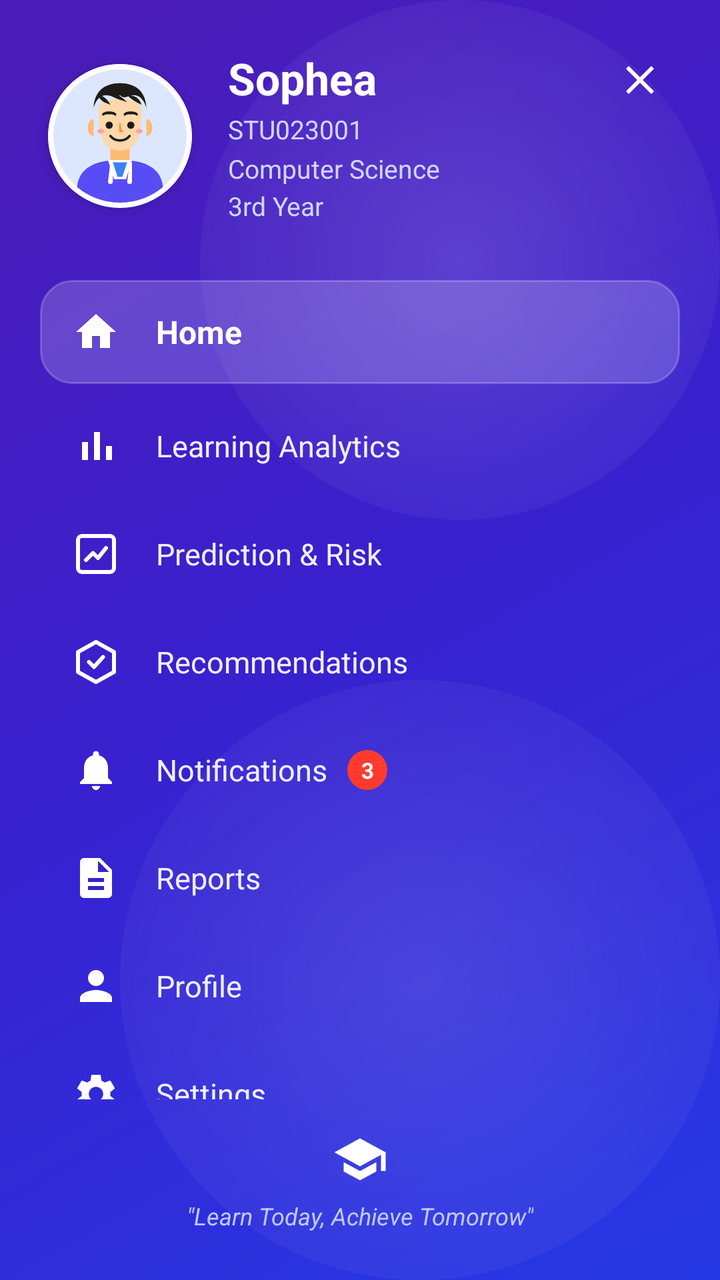
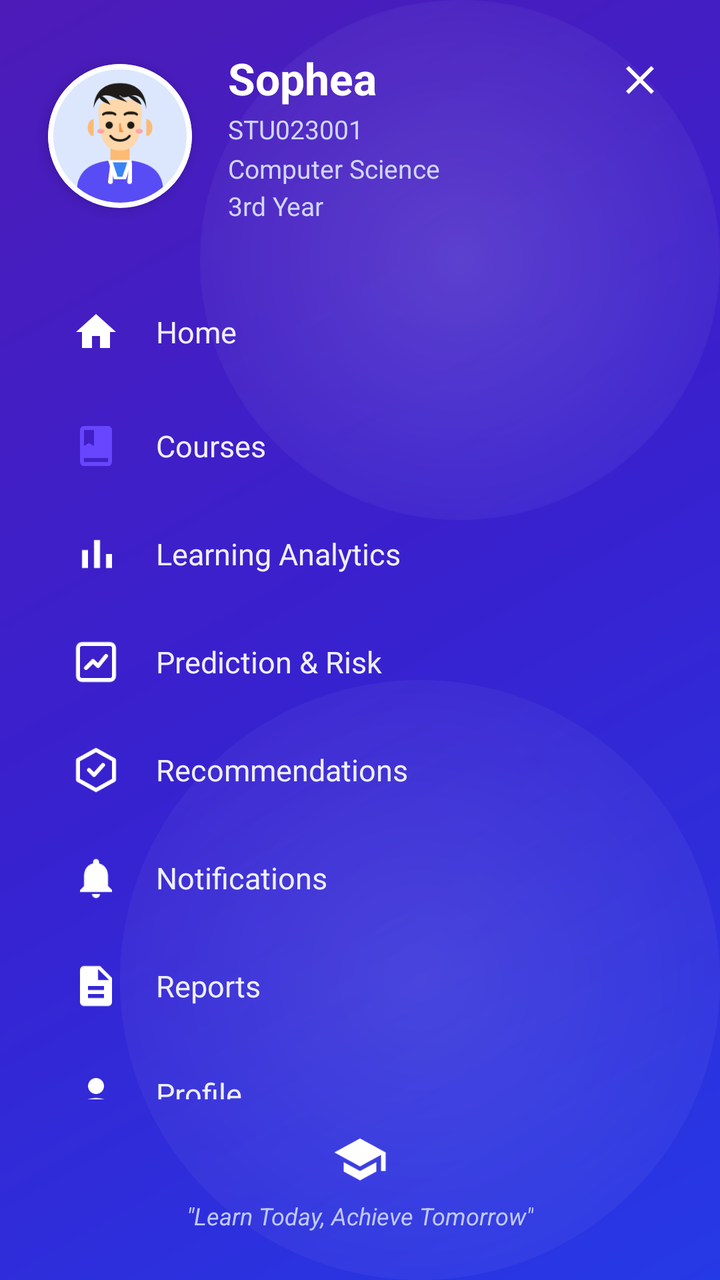

An Android layout rendered at two revisions. The XML below is the earlier revision; the diff shows what the commit changed to produce the second picture.
<!-- AndroidManifest.xml: application theme Theme.Studentlearnanalytics -->
<!-- res/layout/activity_navigation_menu.xml -->
<?xml version="1.0" encoding="utf-8"?>
<androidx.constraintlayout.widget.ConstraintLayout xmlns:android="http://schemas.android.com/apk/res/android"
    xmlns:app="http://schemas.android.com/apk/res-auto"
    xmlns:tools="http://schemas.android.com/tools"
    android:layout_width="match_parent"
    android:layout_height="match_parent"
    android:background="@drawable/bg_navigation_gradient"
    android:fitsSystemWindows="true"
    tools:context=".student.NavigationMenuActivity">

    
    <ImageView
        android:layout_width="260dp"
        android:layout_height="260dp"
        android:background="@drawable/bg_ambient_circle_top"
        android:contentDescription="Ambient glow"
        android:importantForAccessibility="no"
        app:layout_constraintEnd_toEndOf="parent"
        app:layout_constraintTop_toTopOf="parent" />

    
    <ImageView
        android:layout_width="300dp"
        android:layout_height="300dp"
        android:background="@drawable/bg_ambient_circle_bottom"
        android:contentDescription="Ambient glow"
        android:importantForAccessibility="no"
        app:layout_constraintBottom_toBottomOf="parent"
        app:layout_constraintEnd_toEndOf="parent" />

    
    <ImageView
        android:id="@+id/btnClose"
        android:layout_width="40dp"
        android:layout_height="40dp"
        android:layout_marginTop="20dp"
        android:layout_marginEnd="20dp"
        android:background="?attr/selectableItemBackgroundBorderless"
        android:clickable="true"
        android:contentDescription="Close Menu"
        android:focusable="true"
        android:padding="8dp"
        android:src="@drawable/ic_close_white"
        app:layout_constraintEnd_toEndOf="parent"
        app:layout_constraintTop_toTopOf="parent" />

    
    <com.google.android.material.card.MaterialCardView
        android:id="@+id/cardProfileAvatar"
        android:layout_width="72dp"
        android:layout_height="72dp"
        android:layout_marginStart="24dp"
        android:layout_marginTop="32dp"
        app:cardCornerRadius="36dp"
        app:cardElevation="4dp"
        app:layout_constraintStart_toStartOf="parent"
        app:layout_constraintTop_toTopOf="parent"
        app:strokeColor="#FFFFFF"
        app:strokeWidth="2.5dp">

        <ImageView
            android:id="@+id/imgUserProfile"
            android:layout_width="match_parent"
            android:layout_height="match_parent"
            android:contentDescription="User Profile Picture"
            android:scaleType="centerCrop"
            android:src="@drawable/ic_student_avatar" />
    </com.google.android.material.card.MaterialCardView>

    <LinearLayout
        android:id="@+id/layoutProfileInfo"
        android:layout_width="0dp"
        android:layout_height="wrap_content"
        android:layout_marginStart="18dp"
        android:layout_marginEnd="16dp"
        android:orientation="vertical"
        app:layout_constraintBottom_toBottomOf="@id/cardProfileAvatar"
        app:layout_constraintEnd_toStartOf="@id/btnClose"
        app:layout_constraintStart_toEndOf="@id/cardProfileAvatar"
        app:layout_constraintTop_toTopOf="@id/cardProfileAvatar">

        <TextView
            android:id="@+id/tvUserName"
            android:layout_width="wrap_content"
            android:layout_height="wrap_content"
            android:text="Sophea"
            android:textColor="#FFFFFF"
            android:textSize="22sp"
            android:textStyle="bold" />

        <TextView
            android:id="@+id/tvStudentId"
            android:layout_width="wrap_content"
            android:layout_height="wrap_content"
            android:layout_marginTop="2dp"
            android:text="STU023001"
            android:textColor="#D0D6FF"
            android:textSize="13sp" />

        <TextView
            android:id="@+id/tvMajor"
            android:layout_width="wrap_content"
            android:layout_height="wrap_content"
            android:layout_marginTop="2dp"
            android:text="Computer Science"
            android:textColor="#D0D6FF"
            android:textSize="13sp" />

        <TextView
            android:id="@+id/tvYear"
            android:layout_width="wrap_content"
            android:layout_height="wrap_content"
            android:layout_marginTop="1dp"
            android:text="3rd Year"
            android:textColor="#D0D6FF"
            android:textSize="13sp" />
    </LinearLayout>

    
    <androidx.core.widget.NestedScrollView
        android:id="@+id/scrollMenu"
        android:layout_width="match_parent"
        android:layout_height="0dp"
        android:layout_marginTop="28dp"
        android:layout_marginBottom="16dp"
        android:fillViewport="true"
        android:overScrollMode="never"
        android:scrollbars="none"
        app:layout_constraintBottom_toTopOf="@id/layoutFooter"
        app:layout_constraintTop_toBottomOf="@id/cardProfileAvatar">

        <LinearLayout
            android:layout_width="match_parent"
            android:layout_height="wrap_content"
            android:orientation="vertical"
            android:paddingHorizontal="20dp"
            android:paddingVertical="4dp">

            
            <LinearLayout
                android:id="@+id/menu_home"
                android:layout_width="match_parent"
                android:layout_height="52dp"
                android:layout_marginVertical="4dp"
                android:background="@drawable/bg_nav_menu_active"
                android:clickable="true"
                android:focusable="true"
                android:gravity="center_vertical"
                android:orientation="horizontal"
                android:paddingHorizontal="16dp">

                <ImageView
                    android:layout_width="24dp"
                    android:layout_height="24dp"
                    android:contentDescription="Home Icon"
                    android:src="@drawable/ic_nav_home" />

                <TextView
                    android:layout_width="wrap_content"
                    android:layout_height="wrap_content"
                    android:layout_marginStart="18dp"
                    android:text="Home"
                    android:textColor="#FFFFFF"
                    android:textSize="16sp"
                    android:textStyle="bold" />
            </LinearLayout>

            
            <LinearLayout
                android:id="@+id/menu_analytics"
                android:layout_width="match_parent"
                android:layout_height="50dp"
                android:layout_marginVertical="2dp"
                android:background="?attr/selectableItemBackground"
                android:clickable="true"
                android:focusable="true"
                android:gravity="center_vertical"
                android:orientation="horizontal"
                android:paddingHorizontal="16dp">

                <ImageView
                    android:layout_width="24dp"
                    android:layout_height="24dp"
                    android:contentDescription="Learning Analytics Icon"
                    android:src="@drawable/ic_nav_analytics" />

                <TextView
                    android:layout_width="wrap_content"
                    android:layout_height="wrap_content"
                    android:layout_marginStart="18dp"
                    android:text="Learning Analytics"
                    android:textColor="#EFEFFF"
                    android:textSize="15sp" />
            </LinearLayout>

            
            <LinearLayout
                android:id="@+id/menu_prediction"
                android:layout_width="match_parent"
                android:layout_height="50dp"
                android:layout_marginVertical="2dp"
                android:background="?attr/selectableItemBackground"
                android:clickable="true"
                android:focusable="true"
                android:gravity="center_vertical"
                android:orientation="horizontal"
                android:paddingHorizontal="16dp">

                <ImageView
                    android:layout_width="24dp"
                    android:layout_height="24dp"
                    android:contentDescription="Prediction &amp; Risk Icon"
                    android:src="@drawable/ic_nav_prediction" />

                <TextView
                    android:layout_width="wrap_content"
                    android:layout_height="wrap_content"
                    android:layout_marginStart="18dp"
                    android:text="Prediction &amp; Risk"
                    android:textColor="#EFEFFF"
                    android:textSize="15sp" />
            </LinearLayout>

            
            <LinearLayout
                android:id="@+id/menu_recommendation"
                android:layout_width="match_parent"
                android:layout_height="50dp"
                android:layout_marginVertical="2dp"
                android:background="?attr/selectableItemBackground"
                android:clickable="true"
                android:focusable="true"
                android:gravity="center_vertical"
                android:orientation="horizontal"
                android:paddingHorizontal="16dp">

                <ImageView
                    android:layout_width="24dp"
                    android:layout_height="24dp"
                    android:contentDescription="Recommendations Icon"
                    android:src="@drawable/ic_nav_recommendation" />

                <TextView
                    android:layout_width="wrap_content"
                    android:layout_height="wrap_content"
                    android:layout_marginStart="18dp"
                    android:text="Recommendations"
                    android:textColor="#EFEFFF"
                    android:textSize="15sp" />
            </LinearLayout>

            
            <LinearLayout
                android:id="@+id/menu_notifications"
                android:layout_width="match_parent"
                android:layout_height="50dp"
                android:layout_marginVertical="2dp"
                android:background="?attr/selectableItemBackground"
                android:clickable="true"
                android:focusable="true"
                android:gravity="center_vertical"
                android:orientation="horizontal"
                android:paddingHorizontal="16dp">

                <ImageView
                    android:layout_width="24dp"
                    android:layout_height="24dp"
                    android:contentDescription="Notifications Icon"
                    android:src="@drawable/ic_nav_notifications" />

                <TextView
                    android:layout_width="wrap_content"
                    android:layout_height="wrap_content"
                    android:layout_marginStart="18dp"
                    android:text="Notifications"
                    android:textColor="#EFEFFF"
                    android:textSize="15sp" />

                <TextView
                    android:id="@+id/tvNotifBadge"
                    android:layout_width="20dp"
                    android:layout_height="20dp"
                    android:layout_marginStart="10dp"
                    android:background="@drawable/bg_nav_badge_red"
                    android:gravity="center"
                    android:text="3"
                    android:textColor="#FFFFFF"
                    android:textSize="11sp"
                    android:textStyle="bold" />
            </LinearLayout>

            
            <LinearLayout
                android:id="@+id/menu_reports"
                android:layout_width="match_parent"
                android:layout_height="50dp"
                android:layout_marginVertical="2dp"
                android:background="?attr/selectableItemBackground"
                android:clickable="true"
                android:focusable="true"
                android:gravity="center_vertical"
                android:orientation="horizontal"
                android:paddingHorizontal="16dp">

                <ImageView
                    android:layout_width="24dp"
                    android:layout_height="24dp"
                    android:contentDescription="Reports Icon"
                    android:src="@drawable/ic_nav_reports" />

                <TextView
                    android:layout_width="wrap_content"
                    android:layout_height="wrap_content"
                    android:layout_marginStart="18dp"
                    android:text="Reports"
                    android:textColor="#EFEFFF"
                    android:textSize="15sp" />
            </LinearLayout>

            
            <LinearLayout
                android:id="@+id/menu_profile"
                android:layout_width="match_parent"
                android:layout_height="50dp"
                android:layout_marginVertical="2dp"
                android:background="?attr/selectableItemBackground"
                android:clickable="true"
                android:focusable="true"
                android:gravity="center_vertical"
                android:orientation="horizontal"
                android:paddingHorizontal="16dp">

                <ImageView
                    android:layout_width="24dp"
                    android:layout_height="24dp"
                    android:contentDescription="Profile Icon"
                    android:src="@drawable/ic_nav_profile" />

                <TextView
                    android:layout_width="wrap_content"
                    android:layout_height="wrap_content"
                    android:layout_marginStart="18dp"
                    android:text="Profile"
                    android:textColor="#EFEFFF"
                    android:textSize="15sp" />
            </LinearLayout>

            
            <LinearLayout
                android:id="@+id/menu_settings"
                android:layout_width="match_parent"
                android:layout_height="50dp"
                android:layout_marginVertical="2dp"
                android:background="?attr/selectableItemBackground"
                android:clickable="true"
                android:focusable="true"
                android:gravity="center_vertical"
                android:orientation="horizontal"
                android:paddingHorizontal="16dp">

                <ImageView
                    android:layout_width="24dp"
                    android:layout_height="24dp"
                    android:contentDescription="Settings Icon"
                    android:src="@drawable/ic_nav_settings" />

                <TextView
                    android:layout_width="wrap_content"
                    android:layout_height="wrap_content"
                    android:layout_marginStart="18dp"
                    android:text="Settings"
                    android:textColor="#EFEFFF"
                    android:textSize="15sp" />
            </LinearLayout>

            
            <LinearLayout
                android:id="@+id/menu_logout"
                android:layout_width="match_parent"
                android:layout_height="50dp"
                android:layout_marginVertical="2dp"
                android:background="?attr/selectableItemBackground"
                android:clickable="true"
                android:focusable="true"
                android:gravity="center_vertical"
                android:orientation="horizontal"
                android:paddingHorizontal="16dp">

                <ImageView
                    android:layout_width="24dp"
                    android:layout_height="24dp"
                    android:contentDescription="Logout Icon"
                    android:src="@drawable/ic_nav_logout" />

                <TextView
                    android:layout_width="wrap_content"
                    android:layout_height="wrap_content"
                    android:layout_marginStart="18dp"
                    android:text="Logout"
                    android:textColor="#FF5252"
                    android:textSize="15sp"
                    android:textStyle="bold" />
            </LinearLayout>

        </LinearLayout>
    </androidx.core.widget.NestedScrollView>

    
    <LinearLayout
        android:id="@+id/layoutFooter"
        android:layout_width="wrap_content"
        android:layout_height="wrap_content"
        android:layout_marginBottom="24dp"
        android:gravity="center"
        android:orientation="vertical"
        app:layout_constraintBottom_toBottomOf="parent"
        app:layout_constraintEnd_toEndOf="parent"
        app:layout_constraintStart_toStartOf="parent">

        <ImageView
            android:layout_width="28dp"
            android:layout_height="28dp"
            android:contentDescription="Graduation Cap"
            android:src="@drawable/ic_nav_graduation_cap" />

        <TextView
            android:layout_width="wrap_content"
            android:layout_height="wrap_content"
            android:layout_marginTop="6dp"
            android:text="&quot;Learn Today, Achieve Tomorrow&quot;"
            android:textColor="#C0C8FF"
            android:textSize="12sp"
            android:textStyle="italic" />
    </LinearLayout>

</androidx.constraintlayout.widget.ConstraintLayout>
<!-- resources referenced by this layout -->
<resources>
  <!-- drawable bg_ambient_circle_bottom (drawable) -->
  <?xml version="1.0" encoding="utf-8"?>
  <shape xmlns:android="http://schemas.android.com/apk/res/android"
      android:shape="oval">
      <gradient
          android:type="radial"
          android:gradientRadius="220dp"
          android:startColor="#1EFFFFFF"
          android:endColor="#00FFFFFF" />
  </shape>
  <!-- drawable bg_ambient_circle_top (drawable) -->
  <?xml version="1.0" encoding="utf-8"?>
  <shape xmlns:android="http://schemas.android.com/apk/res/android"
      android:shape="oval">
      <gradient
          android:type="radial"
          android:gradientRadius="180dp"
          android:startColor="#25FFFFFF"
          android:endColor="#00FFFFFF" />
  </shape>
  <!-- drawable bg_nav_badge_red (drawable) -->
  <?xml version="1.0" encoding="utf-8"?>
  <shape xmlns:android="http://schemas.android.com/apk/res/android"
      android:shape="oval">
      <solid android:color="#FF3B30" />
  </shape>
  <!-- drawable bg_nav_menu_active (drawable) -->
  <?xml version="1.0" encoding="utf-8"?>
  <shape xmlns:android="http://schemas.android.com/apk/res/android"
      android:shape="rectangle">
      <solid android:color="#2EFFFFFF" />
      <corners android:radius="16dp" />
      <stroke
          android:width="1dp"
          android:color="#35FFFFFF" />
  </shape>
  <!-- drawable bg_navigation_gradient (drawable) -->
  <?xml version="1.0" encoding="utf-8"?>
  <shape xmlns:android="http://schemas.android.com/apk/res/android"
      android:shape="rectangle">
      <gradient
          android:angle="135"
          android:startColor="#2639E6"
          android:centerColor="#3821CF"
          android:endColor="#4D1BB8"
          android:type="linear" />
  </shape>
  <!-- drawable ic_close_white (drawable) -->
  <?xml version="1.0" encoding="utf-8"?>
  <vector xmlns:android="http://schemas.android.com/apk/res/android"
      android:width="24dp"
      android:height="24dp"
      android:viewportWidth="24"
      android:viewportHeight="24">
      <path
          android:fillColor="#FFFFFF"
          android:pathData="M19,6.41L17.59,5 12,10.59 6.41,5 5,6.41 10.59,12 5,17.59 6.41,19 12,13.41 17.59,19 19,17.59 13.41,12z" />
  </vector>
  <!-- drawable ic_nav_analytics (drawable) -->
  <?xml version="1.0" encoding="utf-8"?>
  <vector xmlns:android="http://schemas.android.com/apk/res/android"
      android:width="24dp"
      android:height="24dp"
      android:viewportWidth="24"
      android:viewportHeight="24">
      <path
          android:fillColor="#FFFFFF"
          android:pathData="M5,19h3V10H5v9zm6,0h3V5h-3v14zm6,0h3v-7h-3v7z" />
  </vector>
  <!-- drawable ic_nav_graduation_cap (drawable) -->
  <?xml version="1.0" encoding="utf-8"?>
  <vector xmlns:android="http://schemas.android.com/apk/res/android"
      android:width="28dp"
      android:height="28dp"
      android:viewportWidth="24"
      android:viewportHeight="24">
      <path
          android:fillColor="#FFFFFF"
          android:pathData="M5,13.18v4L12,21l7,-3.82v-4L12,17l-7,-3.82zM12,3L1,9l11,6 9,-4.91V17h2V9L12,3z" />
  </vector>
  <!-- drawable ic_nav_home (drawable) -->
  <?xml version="1.0" encoding="utf-8"?>
  <vector xmlns:android="http://schemas.android.com/apk/res/android"
      android:width="24dp"
      android:height="24dp"
      android:viewportWidth="24"
      android:viewportHeight="24">
      <path
          android:fillColor="#FFFFFF"
          android:pathData="M10,20v-6h4v6h5v-8h3L12,3 2,12h3v8z" />
  </vector>
  <color name="primary">#5B3DF5</color>
  <color name="primary_dark">#4324EB</color>
  <color name="primary_light">#5B3DF5</color>
  <color name="app_background">#F8F9FC</color>
  <!-- unchanged entries left out for length: 9 -->
</resources>

<!-- the commit's change to res/layout/activity_navigation_menu.xml (unified diff, before → after) -->
@@ -142,7 +142,7 @@
                 android:layout_width="match_parent"
                 android:layout_height="52dp"
                 android:layout_marginVertical="4dp"
-                android:background="@drawable/bg_nav_menu_active"
+                android:background="?attr/selectableItemBackground"
                 android:clickable="true"
                 android:focusable="true"
                 android:gravity="center_vertical"
@@ -156,13 +156,42 @@
                     android:src="@drawable/ic_nav_home" />
 
                 <TextView
+                    android:id="@+id/tv_menu_home"
                     android:layout_width="wrap_content"
                     android:layout_height="wrap_content"
                     android:layout_marginStart="18dp"
                     android:text="Home"
-                    android:textColor="#FFFFFF"
-                    android:textSize="16sp"
-                    android:textStyle="bold" />
+                    android:textColor="#EFEFFF"
+                    android:textSize="15sp" />
+            </LinearLayout>
+
+            
+            <LinearLayout
+                android:id="@+id/menu_courses"
+                android:layout_width="match_parent"
+                android:layout_height="50dp"
+                android:layout_marginVertical="2dp"
+                android:background="?attr/selectableItemBackground"
+                android:clickable="true"
+                android:focusable="true"
+                android:gravity="center_vertical"
+                android:orientation="horizontal"
+                android:paddingHorizontal="16dp">
+
+                <ImageView
+                    android:layout_width="24dp"
+                    android:layout_height="24dp"
+                    android:contentDescription="Courses Icon"
+                    android:src="@drawable/ic_book" />
+
+                <TextView
+                    android:id="@+id/tv_menu_courses"
+                    android:layout_width="wrap_content"
+                    android:layout_height="wrap_content"
+                    android:layout_marginStart="18dp"
+                    android:text="Courses"
+                    android:textColor="#EFEFFF"
+                    android:textSize="15sp" />
             </LinearLayout>
 
             
@@ -185,6 +214,7 @@
                     android:src="@drawable/ic_nav_analytics" />
 
                 <TextView
+                    android:id="@+id/tv_menu_analytics"
                     android:layout_width="wrap_content"
                     android:layout_height="wrap_content"
                     android:layout_marginStart="18dp"
@@ -213,6 +243,7 @@
                     android:src="@drawable/ic_nav_prediction" />
 
                 <TextView
+                    android:id="@+id/tv_menu_prediction"
                     android:layout_width="wrap_content"
                     android:layout_height="wrap_content"
                     android:layout_marginStart="18dp"
@@ -241,6 +272,7 @@
                     android:src="@drawable/ic_nav_recommendation" />
 
                 <TextView
+                    android:id="@+id/tv_menu_recommendation"
                     android:layout_width="wrap_content"
                     android:layout_height="wrap_content"
                     android:layout_marginStart="18dp"
@@ -269,6 +301,7 @@
                     android:src="@drawable/ic_nav_notifications" />
 
                 <TextView
+                    android:id="@+id/tv_menu_notifications"
                     android:layout_width="wrap_content"
                     android:layout_height="wrap_content"
                     android:layout_marginStart="18dp"
@@ -283,10 +316,11 @@
                     android:layout_marginStart="10dp"
                     android:background="@drawable/bg_nav_badge_red"
                     android:gravity="center"
-                    android:text="3"
+                    android:text="0"
                     android:textColor="#FFFFFF"
                     android:textSize="11sp"
-                    android:textStyle="bold" />
+                    android:textStyle="bold"
+                    android:visibility="gone" />
             </LinearLayout>
 
             
@@ -309,6 +343,7 @@
                     android:src="@drawable/ic_nav_reports" />
 
                 <TextView
+                    android:id="@+id/tv_menu_reports"
                     android:layout_width="wrap_content"
                     android:layout_height="wrap_content"
                     android:layout_marginStart="18dp"
@@ -337,6 +372,7 @@
                     android:src="@drawable/ic_nav_profile" />
 
                 <TextView
+                    android:id="@+id/tv_menu_profile"
                     android:layout_width="wrap_content"
                     android:layout_height="wrap_content"
                     android:layout_marginStart="18dp"
@@ -365,6 +401,7 @@
                     android:src="@drawable/ic_nav_settings" />
 
                 <TextView
+                    android:id="@+id/tv_menu_settings"
                     android:layout_width="wrap_content"
                     android:layout_height="wrap_content"
                     android:layout_marginStart="18dp"
@@ -393,6 +430,7 @@
                     android:src="@drawable/ic_nav_logout" />
 
                 <TextView
+                    android:id="@+id/tv_menu_logout"
                     android:layout_width="wrap_content"
                     android:layout_height="wrap_content"
                     android:layout_marginStart="18dp"
<!-- resource entries referenced after the edit -->
@@ -26,16 +26,6 @@
       android:shape="oval">
       <solid android:color="#FF3B30" />
   </shape>
-  <!-- drawable bg_nav_menu_active (drawable) -->
-  <?xml version="1.0" encoding="utf-8"?>
-  <shape xmlns:android="http://schemas.android.com/apk/res/android"
-      android:shape="rectangle">
-      <solid android:color="#2EFFFFFF" />
-      <corners android:radius="16dp" />
-      <stroke
-          android:width="1dp"
-          android:color="#35FFFFFF" />
-  </shape>
   <!-- drawable bg_navigation_gradient (drawable) -->
   <?xml version="1.0" encoding="utf-8"?>
   <shape xmlns:android="http://schemas.android.com/apk/res/android"
@@ -47,6 +37,17 @@
           android:endColor="#4D1BB8"
           android:type="linear" />
   </shape>
+  <!-- drawable ic_book (drawable) -->
+  <?xml version="1.0" encoding="utf-8"?>
+  <vector xmlns:android="http://schemas.android.com/apk/res/android"
+      android:width="22dp"
+      android:height="22dp"
+      android:viewportWidth="24"
+      android:viewportHeight="24">
+      <path
+          android:fillColor="#6845FF"
+          android:pathData="M18,2H6C4.9,2 4,2.9 4,4v16c0,1.1 0.9,2 2,2h12c1.1,0 2,-0.9 2,-2V4C20,2.9 19.1,2 18,2zM6,4h5v8l-2.5,-1.5L6,12V4zM18,20H6v-2h12V20z" />
+  </vector>
   <!-- drawable ic_close_white (drawable) -->
   <?xml version="1.0" encoding="utf-8"?>
   <vector xmlns:android="http://schemas.android.com/apk/res/android"
